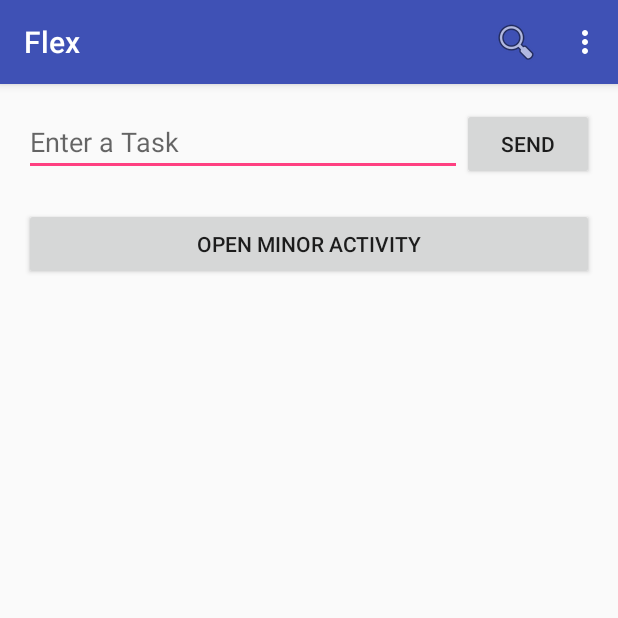
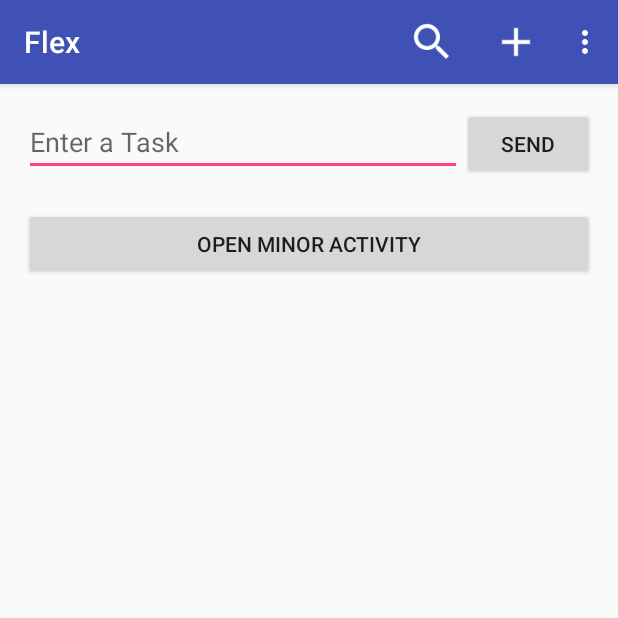
Before and after one commit to baxter-cs/baxter-app, an Android app: the screen it shows after launch (FlexActivity), on a phone screen of 412 x 824 dp, the top half of it. Run offline under Robolectric (Android 15) with nearby library versions, the phone set to English and light mode, and no system bars.

Commit message:
Add a plus

```diff
--- a/Flex/app/src/main/res/menu/menu_main.xml
+++ b/Flex/app/src/main/res/menu/menu_main.xml
@@ -7,14 +7,21 @@
     <item
         android:id="@+id/id_search"
         android:title="@string/title_search"
-        android:icon="@android:drawable/ic_menu_search"
+        android:icon="@drawable/ic_search_white_36dp"
         app:showAsAction="ifRoom|withText"
+        />
+
+    <item
+        android:id="@+id/id_add"
+        android:title="@string/title_add"
+        android:icon="@drawable/ic_add_white_36dp"
+        app:showAsAction="ifRoom"
         />
 
     <item
         android:id="@+id/action_settings"
         android:title="@string/action_settings"
-        android:icon="@android:drawable/ic_menu_preferences"
+        android:icon="@drawable/ic_settings_white_36dp"
         android:orderInCategory="100"
         app:showAsAction="never"
         />
--- a/Flex/app/src/main/res/values/strings.xml
+++ b/Flex/app/src/main/res/values/strings.xml
@@ -4,6 +4,7 @@
     <string name="hello_world">Hello World!</string>
     <string name="action_settings">Settings</string>
     <string name="title_search">Search</string>
+    <string name="title_add">Add a Task</string>
     <string name="title_share">Share</string>
 
     <string name="hint_task_message">Enter a Task</string>
```
